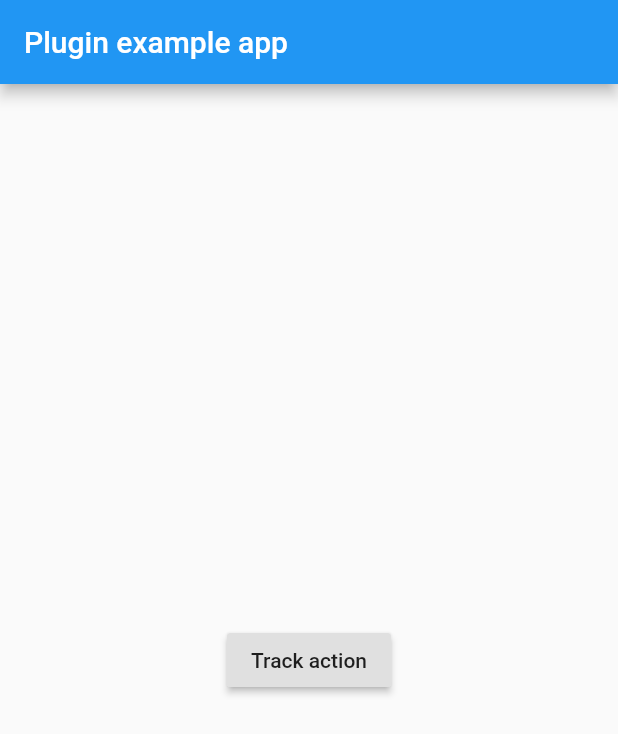
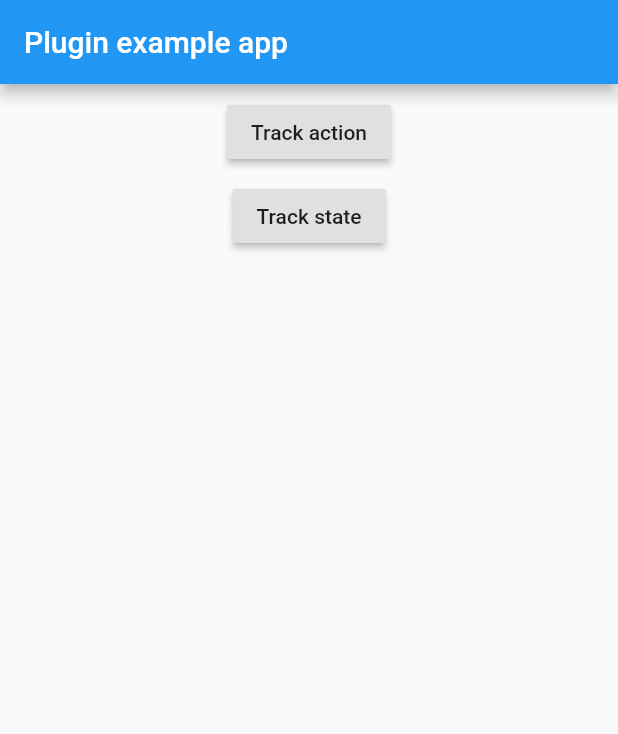
Before and after one commit to vrtdev/flutter_adobe, a Flutter app: the screen it shows after launch, on a phone screen of 412 x 824 dp. Shown: the top 734 px of the screen. Run offline on Flutter 3.47's test engine with Material 2 defaults, Android fonts, the phone set to English and light mode, and no system bars.

Commit message:
Fixed 'trackAction' & 'trackState', added 'Track state' to example app & removed useless tests

```diff
--- a/packages/analytics/example/lib/main.dart
+++ b/packages/analytics/example/lib/main.dart
@@ -10,9 +10,15 @@ class MyApp extends StatefulWidget {
 }
 
 class _MyAppState extends State<MyApp> {
+
   Future<void> trackAction(String action, Map<String, String> data, {@required BuildContext context}) async {
     final success = await FlutterAdobeExperiencePlatformPlugin.trackAction(action, data);
-    print("Debug - trackAction : ${success ? "success" : "failure"}");
+    print("Action tracking result : ${success ? "success" : "failure"}");
+  }
+
+  Future<void> trackState(String state, Map<String, String> data, {@required BuildContext context}) async {
+    final success = await FlutterAdobeExperiencePlatformPlugin.trackState(state, data);
+    print("State tracking result : ${success ? "success" : "failure"}");
   }
 
   @override
@@ -25,9 +31,18 @@ class _MyAppState extends State<MyApp> {
         body: Padding(
           padding: const EdgeInsets.all(8),
           child: Center(
-            child: RaisedButton(
-              child: Text("Track action"),
-              onPressed: () => trackAction("New action", {"Hello": "World"}, context: context),
+            child: Column(
+              children: <Widget>[
+                RaisedButton(
+                  child: Text("Track action"),
+                  onPressed: () => trackAction("New action", {"Action value": "Hello world"}, context: context),
+                ),
+                SizedBox(height: 8),
+                RaisedButton(
+                  child: Text("Track state"),
+                  onPressed: () => trackState("New state", {"State value": "Hello world"}, context: context),
+                ),
+              ],
             ),
           ),
         ),
```
Also changed, not shown: packages/analytics/lib/flutter_adobe_experience_platform_plugin.dart (+4 -50 lines), 1 other file.
